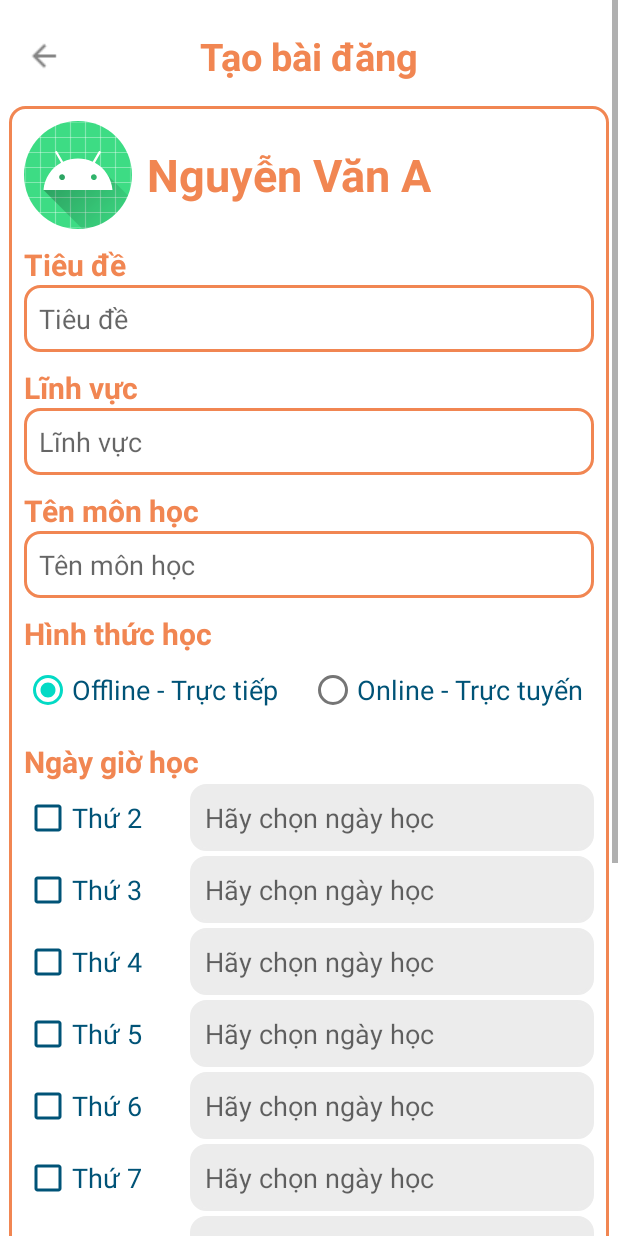
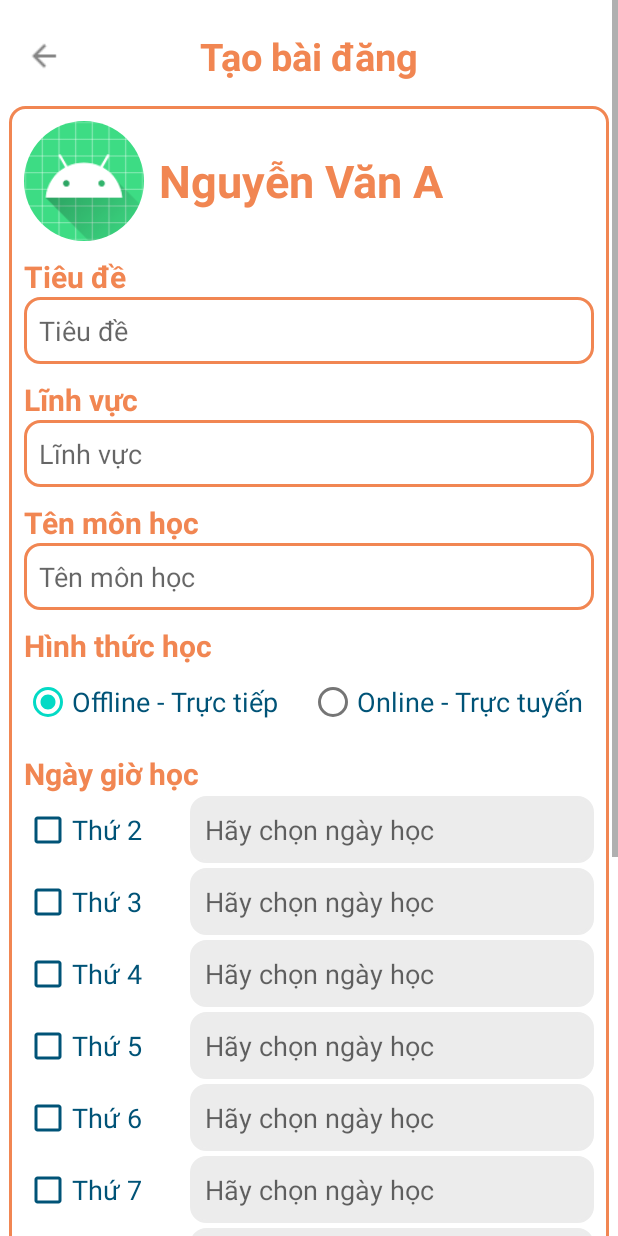
Before and after one commit to TUT888/StudentApp, an Android app: the layout fragment_add_new_post.xml on its own in the app's theme, with its tools: preview values and no code run, on a phone screen of 412 x 824 dp. Run offline under Robolectric (Android 15) with nearby library versions, the phone set to English and light mode, and no system bars.

Commit message:
fixing bugs

```diff
--- a/app/src/main/java/com/example/studentapp/MainActivity.java
+++ b/app/src/main/java/com/example/studentapp/MainActivity.java
@@ -354,6 +354,8 @@ public class MainActivity extends AppCompatActivity {
         String json = gson.toJson(null);
         editor.putString(KEY_USER_LOGIN_HISTORY, json);
         editor.apply();
+
+        resetViewPagerUI(4);
     }
 
     public void goToTutorDetailFragment(Tutor tutor, String previousFragment){
--- a/app/src/main/java/com/example/studentapp/fragment/MyPostFragment.java
+++ b/app/src/main/java/com/example/studentapp/fragment/MyPostFragment.java
@@ -85,6 +85,9 @@ public class MyPostFragment extends Fragment {
         //getBooksFromDatabase(getBooksUrl);
 
         btnAddNewPost = mView.findViewById(R.id.btnAddNewPost);
+        if (currentUser==null) {
+            btnAddNewPost.setClickable(false);
+        }
         btnAddNewPost.setOnClickListener(new View.OnClickListener() {
             @Override
             public void onClick(View view) {
--- a/app/src/main/res/layout/fragment_add_new_post.xml
+++ b/app/src/main/res/layout/fragment_add_new_post.xml
@@ -53,8 +53,8 @@
                     android:layout_height="wrap_content">
                     <de.hdodenhof.circleimageview.CircleImageView
                         android:id="@+id/imgAvatar"
-                        android:layout_width="wrap_content"
-                        android:layout_height="wrap_content"
+                        android:layout_width="80dp"
+                        android:layout_height="80dp"
                         android:layout_alignParentLeft="true"
                         android:src="@mipmap/ic_launcher"/>
                     <TextView
```
Also changed, not shown: app/src/main/java/com/example/studentapp/extra_fragment/AccountInfoFragment.java (+6 -2 lines), app/src/main/java/com/example/studentapp/extra_fragment/AddNewPostFragment.java (+12 -0 lines).
